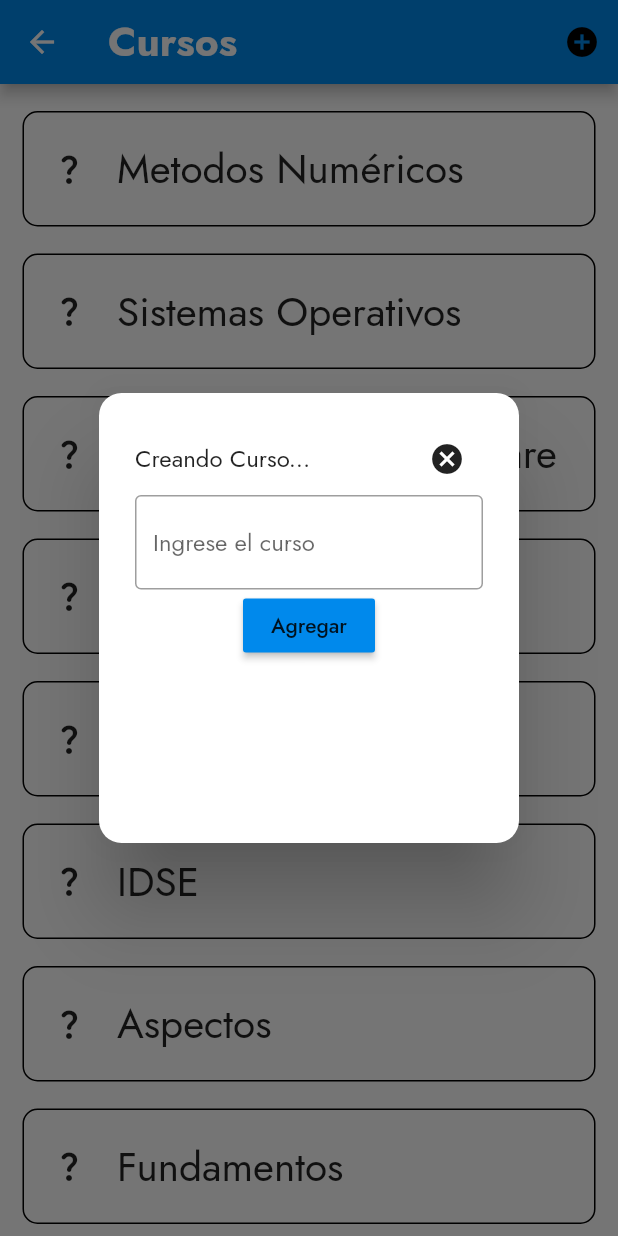
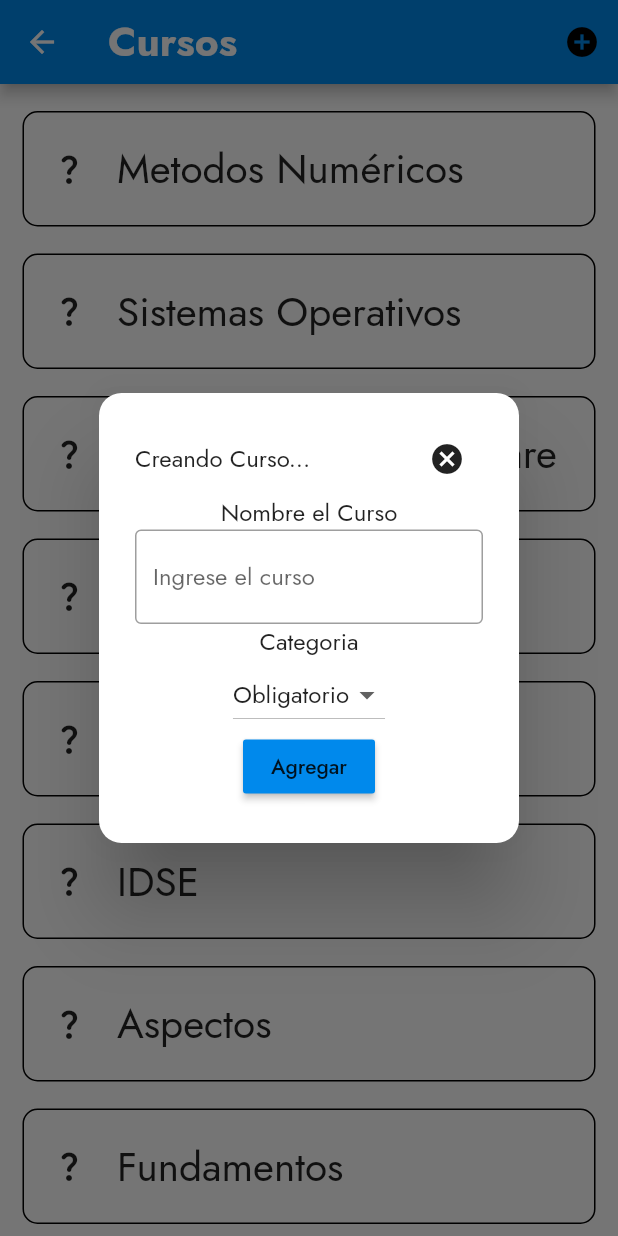
Before and after one commit to bryanhancco/CS_Scheduler, a Flutter app: the Courses screen opened by its route, after a tap on the "add circle" icon, on a phone screen of 412 x 824 dp. Run offline on Flutter 3.47's test engine with Material 2 defaults, Android fonts, the light colour scheme and no system bars; our stand-ins replace google_fonts.

Commit message:
add category dialog

```diff
--- a/lib/utilities/create_dialog_box.dart
+++ b/lib/utilities/create_dialog_box.dart
@@ -15,6 +15,7 @@ class CreateDialogBox extends StatefulWidget {
 }
 
 class _CreateDialogBoxState extends State<CreateDialogBox> {
+  List<String> opciones = ['Obligatorio', 'Selectivo'];
   // This widget is the root of your application.
   @override
   Widget build(BuildContext context) {
@@ -33,6 +34,7 @@ class _CreateDialogBoxState extends State<CreateDialogBox> {
                     onPressed: widget.onCancel, icon: const Icon(Icons.cancel)),
               ],
             ),
+            Text('Nombre el Curso'),
             TextField(
               controller: widget.controller,
               decoration: const InputDecoration(
@@ -40,6 +42,15 @@ class _CreateDialogBoxState extends State<CreateDialogBox> {
                 hintText: "Ingrese el curso",
               ),
             ),
+            Text('Categoria'),
+            DropdownButton<String>(
+                value: opciones[0],
+                items: opciones.map((String option) {
+                  return DropdownMenuItem(value: option, child: Text(option));
+                }).toList(),
+                onChanged: (String? value) {
+                  print(value);
+                }),
             MaterialButton(
               onPressed: widget.onSave,
               color: const Color.fromRGBO(0, 137, 236, 1),
```
